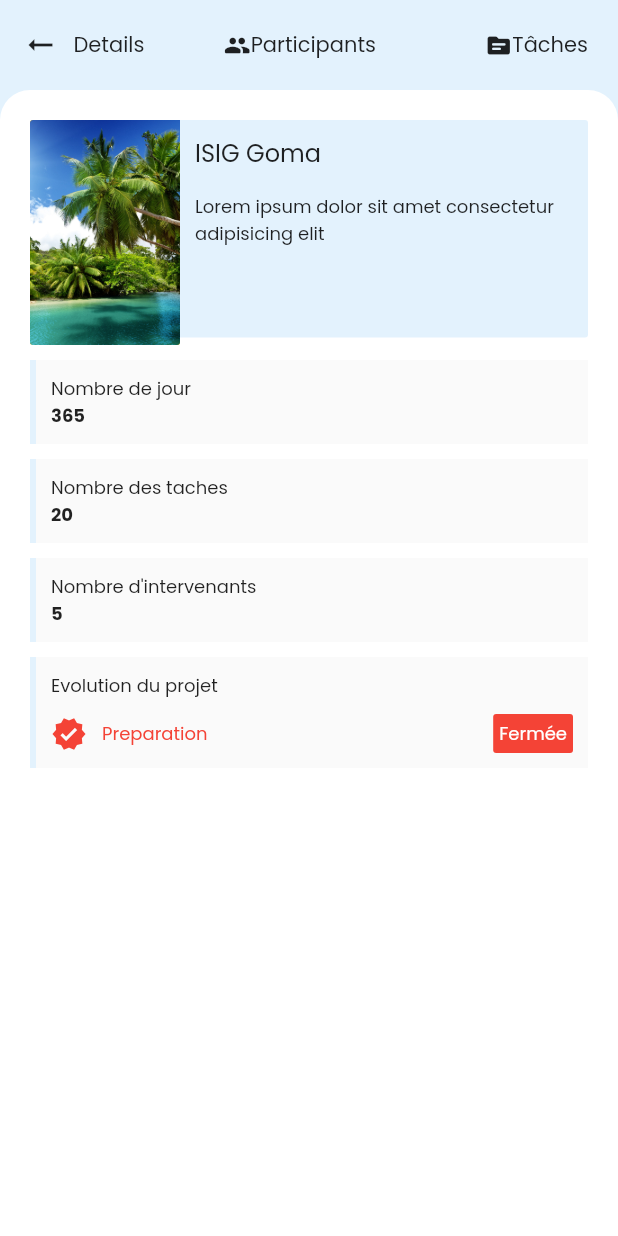
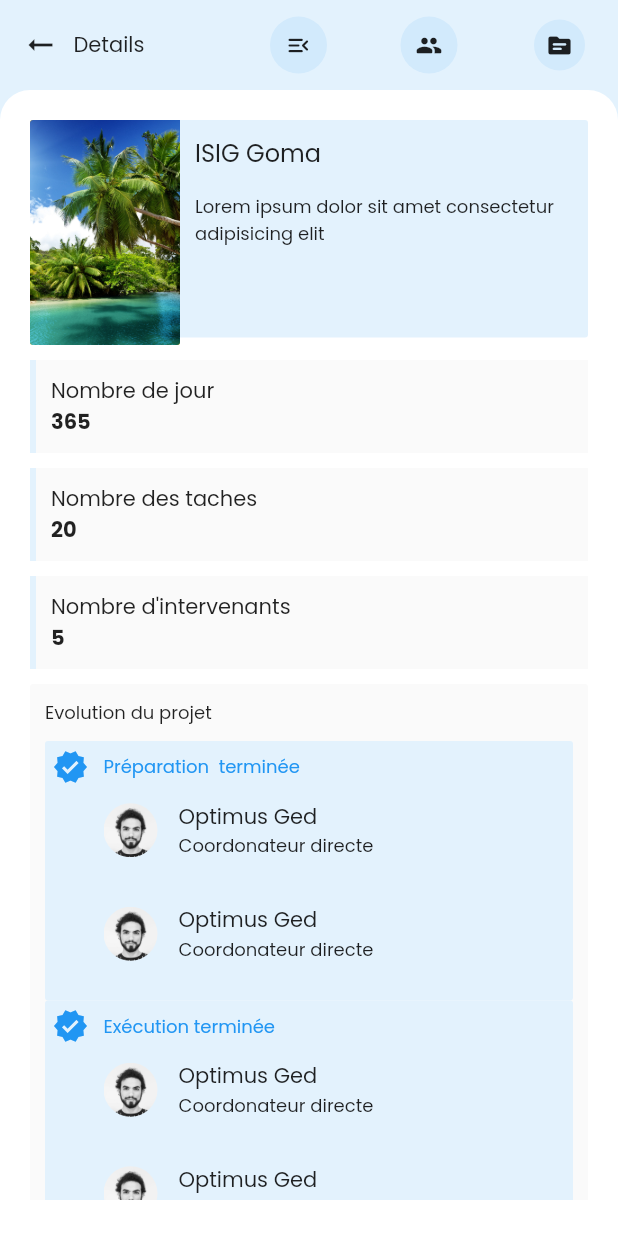
Before and after one commit to Optimus-ged/test_project, a Flutter app: the MissionDetails screen opened directly, on a phone screen of 412 x 824 dp. Run offline on Flutter 3.47's test engine with Material 2 defaults, Android fonts, the phone set to English and light mode, and no system bars; our stand-ins replace bloc, equatable, flutter_bloc, fluttertoast, get_it, image_picker and 1 more; accounts and stored records are empty.

Commit message:
Main app bar improved

```diff
--- a/lib/ui/screens/mission_details.dart
+++ b/lib/ui/screens/mission_details.dart
@@ -114,6 +114,13 @@ class _MissionDetailsState extends State<MissionDetails> {
           ),
           Text('Details'),
           Spacer(),
+          Container(
+            // color: Colors.blue,
+            padding: EdgeInsets.only(right: 10),
+            width: MediaQuery.of(context).size.width - 170,
+            child: Row(
+              mainAxisAlignment: MainAxisAlignment.spaceBetween,
+              children: [
                 GestureDetector(
                   onTap: () => Navigator.of(context).push(
                     MaterialPageRoute(
@@ -121,16 +128,45 @@ class _MissionDetailsState extends State<MissionDetails> {
                     ),
                   ),
                   child: Container(
+                    decoration: BoxDecoration(
+                      shape: BoxShape.circle,
+                      color: Colors.blue.withOpacity(
+                        0.09,
+                      ),
+                    ),
+                    padding: EdgeInsets.symmetric(vertical: 10, horizontal: 20),
+                    child: Row(
+                      children: [
+                        Icon(Icons.menu_open_rounded, size: 18),
+                        // Text('Participants'),
+                      ],
+                    ),
+                  ),
+                ),
+                // Spacer(),
+                GestureDetector(
+                  onTap: () => Navigator.of(context).push(
+                    MaterialPageRoute(
+                      builder: (context) => ParticipantPage(),
+                    ),
+                  ),
+                  child: Container(
+                    decoration: BoxDecoration(
+                      shape: BoxShape.circle,
+                      color: Colors.blue.withOpacity(
+                        0.09,
+                      ),
+                    ),
                     padding: EdgeInsets.symmetric(vertical: 10, horizontal: 20),
                     child: Row(
                       children: [
                         Icon(Icons.people_rounded, size: 18),
-                  Text('Participants'),
+                        // Text('Participants'),
                       ],
                     ),
                   ),
                 ),
-          Spacer(),
+                // Spacer(),
                 GestureDetector(
                   onTap: () => Navigator.of(context).push(
                     MaterialPageRoute(
@@ -138,15 +174,24 @@ class _MissionDetailsState extends State<MissionDetails> {
                     ),
                   ),
                   child: Container(
-              padding: EdgeInsets.symmetric(vertical: 10, horizontal: 20),
+                    decoration: BoxDecoration(
+                      shape: BoxShape.circle,
+                      color: Colors.blue.withOpacity(
+                        0.09,
+                      ),
+                    ),
+                    padding: EdgeInsets.symmetric(vertical: 8, horizontal: 20),
                     child: Row(
                       children: [
                         Icon(Icons.topic_rounded, size: 18),
-                  Text('Tâches'),
+                        // Text('Tâches'),
                       ],
                     ),
                   ),
                 ),
+              ],
+            ),
+          )
         ],
       ),
     );
@@ -221,17 +266,19 @@ class _MissionDetailsState extends State<MissionDetails> {
                       // BuildStepper(),
                       Container(
                           width: MediaQuery.of(context).size.width - 40,
-                        padding:
-                            EdgeInsets.symmetric(vertical: 10, horizontal: 10),
+                          padding: EdgeInsets.symmetric(
+                              vertical: 10, horizontal: 10),
                           margin: EdgeInsets.only(bottom: 10),
                           decoration: BoxDecoration(
                             color: Colors.grey[50],
-                          border: Border(
-                            left: BorderSide(width: 4, color: Colors.blue[50]),
+                            borderRadius: BorderRadius.circular(2),
+                            // border: Border(
+
+                            //   left:
+                            //       BorderSide(width: 4, color: Colors.blue[50]),
+                            // ),
                           ),
-                        ),
-                        child: BuildStepper()
-                      )
+                          child: BuildStepper())
                     ],
                   ),
                 ),
@@ -263,7 +310,7 @@ class _MissionDetailsState extends State<MissionDetails> {
             child: Text(
               '$title',
               style: TextStyle(
-                fontSize: 12,
+                  // fontSize: 12,
                   ),
             ),
           ),
@@ -271,7 +318,7 @@ class _MissionDetailsState extends State<MissionDetails> {
             child: Text(
               '$number',
               style: TextStyle(
-                fontSize: 12,
+                // fontSize: 12,
                 fontWeight: FontWeight.w600,
               ),
             ),
--- a/lib/ui/widgets/stepper_widget.dart
+++ b/lib/ui/widgets/stepper_widget.dart
@@ -1,7 +1,8 @@
 import 'package:flutter/material.dart';
 
 class BuildStepper extends StatefulWidget {
-  const BuildStepper({Key key}) : super(key: key);
+  final int level;
+  const BuildStepper({Key key, this.level}) : super(key: key);
 
   @override
   _BuildStepperState createState() => _BuildStepperState();
@@ -10,6 +11,7 @@ class BuildStepper extends StatefulWidget {
 class _BuildStepperState extends State<BuildStepper> {
   int _currentStep = 0;
   StepperType _stepperType = StepperType.vertical;
+
   @override
   Widget build(BuildContext context) {
     return Column(
@@ -23,60 +25,22 @@ class _BuildStepperState extends State<BuildStepper> {
             ),
           ),
         ),
+        SizedBox(height: 10),
         Container(
           child: Column(
             children: [
-              Container(
-                margin: EdgeInsets.only(top: 10),
-                child: Row(
-                  children: [
-                    Icon(
-                      Icons.verified,
-                      color: Colors.red,
-                    ),
-                    SizedBox(width: 10),
-                    Expanded(
-                      child: Container(
-                        child: Column(
-                          children: [
-                            Row(
-                              mainAxisAlignment: MainAxisAlignment.spaceBetween,
-                              children: [
-                                Text(
-                                  'Preparation',
-                                  style: TextStyle(
-                                    fontSize: 12,
-                                    color: Colors.red,
-                                  ),
-                                ),
-                                Container(
-                                  decoration: BoxDecoration(
-                                    color: Colors.red,
-                                    borderRadius: BorderRadius.circular(2),
-                                  ),
-                                  padding: EdgeInsets.all(4),
-                                  child: Text(
-                                    'Fermée',
-                                    style: TextStyle(
-                                      fontSize: 12,
-                                      color: Colors.white,
-                                    ),
-                                  ),
-                                )
-                              ],
-                            ),
-                          ],
-                        ),
-                      ),
-                    )
-                  ],
-                ),
-              )
+              _buildStepperItem(closed: false, title: 'Préparation ', state: 3),
+              _buildStepperItem(closed: false, title: 'Exécution', state: 3),
+              _buildStepperItem(closed: false, title: 'Nettoyage', state: 3),
+              _buildStepperItem(closed: true, title: 'Analyse', state: 1),
+              _buildStepperItem(closed: true, title: 'Rapport', state: 1),
+              _buildStepperItem(closed: true, title: 'Presentation', state: 1),
             ],
           ),
         ),
       ],
     );
+
     // return Container(
     //   child: Column(
     //     children: [
@@ -243,4 +207,105 @@ class _BuildStepperState extends State<BuildStepper> {
   void canceled() {
     if (_currentStep > 0) setState(() => _currentStep -= 1);
   }
+
+  Widget _buildStepperItem(
+      {@required bool closed, @required String title, @required int state}) {
+    return Container(
+      decoration: BoxDecoration(
+          color: Colors.blue[50], borderRadius: BorderRadius.circular(2)),
+      padding: EdgeInsets.all(5),
+      child: Row(
+        crossAxisAlignment: CrossAxisAlignment.start,
+        mainAxisAlignment: MainAxisAlignment.start,
+        children: [
+          Icon(
+            Icons.verified,
+            color: closed ? Colors.red : Colors.blue,
+          ),
+          SizedBox(width: 10),
+          Expanded(
+            child: Container(
+              // color: Colors.amber,
+              child: Column(
+                mainAxisAlignment: MainAxisAlignment.start,
+                crossAxisAlignment: CrossAxisAlignment.start,
+                children: [
+                  Container(
+                    // color: Colors.green,
+                    height: 25,
+                    child: Row(
+                      mainAxisAlignment: MainAxisAlignment.spaceBetween,
+                      crossAxisAlignment: CrossAxisAlignment.center,
+                      children: [
+                        Text(
+                          state == 1
+                              ? '$title fermée'
+                              : state == 2
+                                  ? '$title en cours'
+                                  : '$title terminée ',
+                          style: TextStyle(
+                            fontSize: 12,
+                            color: closed ? Colors.red : Colors.blue,
+                          ),
+                        ),
+                        if (state != 3)
+                          Container(
+                            decoration: BoxDecoration(
+                              color: closed ? Colors.red : Colors.blue,
+                              borderRadius: BorderRadius.circular(20),
+                            ),
+                            padding: EdgeInsets.all(4),
+                            child: Text(
+                              closed ? 'Ouvrir' : 'Fermé ',
+                              style: TextStyle(
+                                fontSize: 12,
+                                color: Colors.white,
+                              ),
+                            ),
+                          )
+                      ],
+                    ),
+                  ),
+                  if (state == 2 || state == 3)
+                    Container(
+                      // height: 50,
+                      child: Column(
+                        children: [
+                          _buildParticipant(),
+                          _buildParticipant(),
+                        ],
+                      ),
+                    )
+                ],
+              ),
+            ),
+          )
+        ],
+      ),
+    );
+  }
+
+  Widget _buildParticipant() {
+    return ListTile(
+      minVerticalPadding: 10,
+      horizontalTitleGap: 10,
+      contentPadding: EdgeInsets.only(bottom: 10),
+      leading: CircleAvatar(
+        radius: 18,
+        backgroundColor: Colors.blue[50],
+        backgroundImage: AssetImage('assets/images/person.jpg'),
+        // child: Icon(Icons.person),
+      ),
+      title: Column(
+        crossAxisAlignment: CrossAxisAlignment.start,
+        children: [
+          Text('Optimus Ged', style: TextStyle(fontSize: 14)),
+          Text(
+            'Coordonateur directe',
+            style: TextStyle(fontSize: 12),
+          ),
+        ],
+      ),
+    );
+  }
 }
```
Lines whose indentation alone changed are shown as unchanged.
